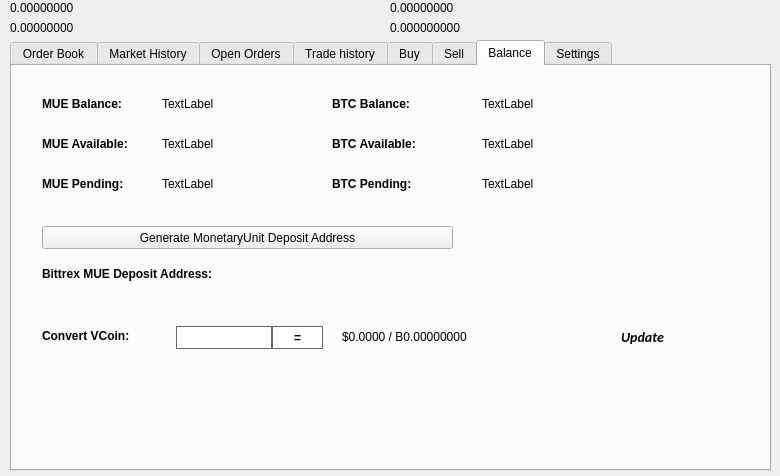
First picture: the form in src/qt/forms/tradingdialog.ui, repository theboldproject/BOLD, before the edit.
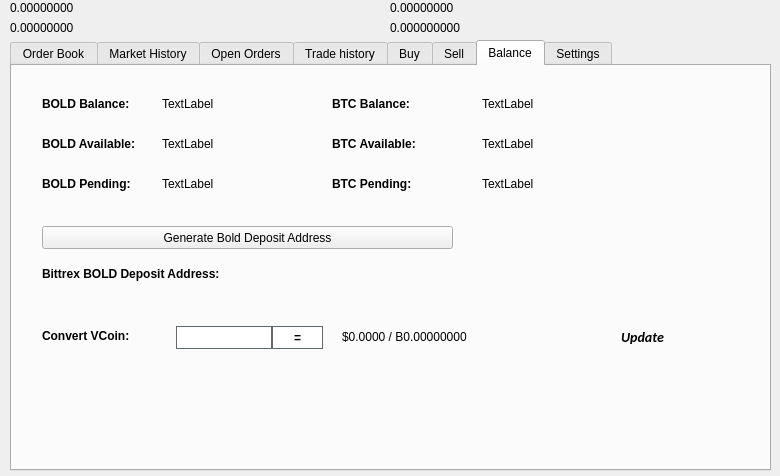
Second picture: the form after the edit. The open tabs and pages were chosen to show the change. Icons and pictures are not drawn.

Patch:
```diff
--- a/src/qt/forms/tradingdialog.ui
+++ b/src/qt/forms/tradingdialog.ui
@@ -2762,7 +2762,7 @@
       </font>
      </property>
      <property name="text">
-      <string>MUE Balance:</string>
+      <string>BOLD Balance:</string>
      </property>
     </widget>
     <widget class="QLabel" name="label_12">
@@ -2813,7 +2813,7 @@
       </font>
      </property>
      <property name="text">
-      <string>MUE Available:</string>
+      <string>BOLD Available:</string>
      </property>
     </widget>
     <widget class="QLabel" name="label_14">
@@ -2832,7 +2832,7 @@
       </font>
      </property>
      <property name="text">
-      <string>MUE Pending:</string>
+      <string>BOLD Pending:</string>
      </property>
     </widget>
     <widget class="QLabel" name="MUEPendingLabel">
@@ -2928,7 +2928,7 @@
       </font>
      </property>
      <property name="text">
-      <string>Bittrex MUE Deposit Address:</string>
+      <string>Bittrex BOLD Deposit Address:</string>
      </property>
     </widget>
     <widget class="QPushButton" name="GenDepositBTN">
@@ -2941,7 +2941,7 @@
       </rect>
      </property>
      <property name="text">
-      <string>Generate MonetaryUnit Deposit Address</string>
+      <string>Generate Bold Deposit Address</string>
      </property>
      <property name="icon">
       <iconset resource="../monetaryunit.qrc">
```
Left out of the diff: 46 changed lines with no effect on the pictures.
